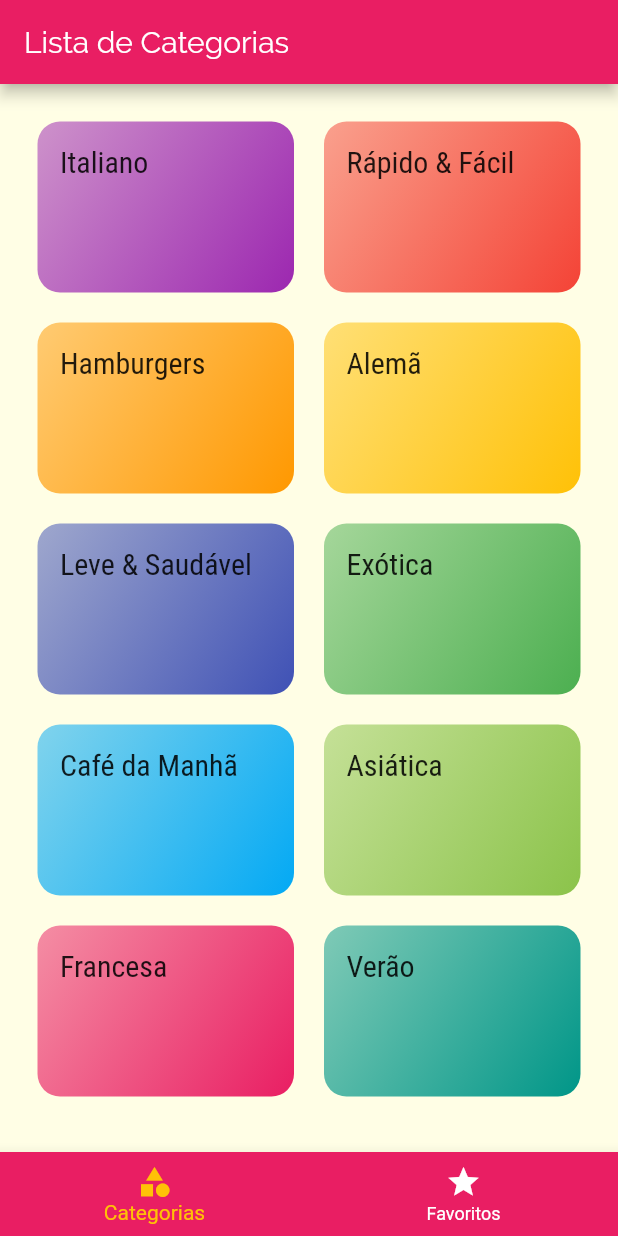
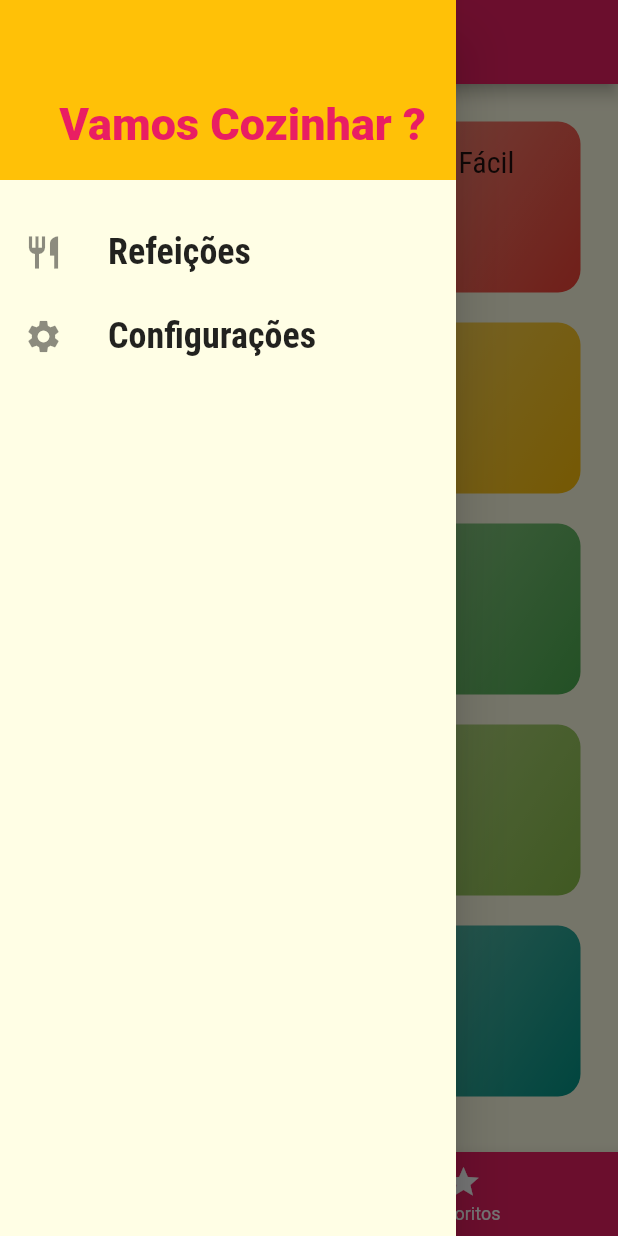
Before and after one commit to isaiasnas/recipes, a Flutter app: the screen it shows after launch, with the side drawer open (before the commit the screen has no drawer), on a phone screen of 412 x 824 dp. Run offline on Flutter 3.47's test engine with Material 2 defaults, Android fonts, the phone set to English and light mode, and no system bars.

Commit message:
inclusão de Drawer

```diff
--- /dev/null
+++ b/lib/components/main_drawer.dart
@@ -0,0 +1,50 @@
+import 'package:flutter/material.dart';
+
+class MainDrawer extends StatelessWidget {
+  Widget _createItem(IconData icon, String label) {
+    return ListTile(
+      leading: Icon(
+        icon,
+        size: 26,
+      ),
+      title: Text(
+        label,
+        style: TextStyle(
+          fontFamily: 'RobotoCondensed',
+          fontSize: 24,
+          fontWeight: FontWeight.bold,
+        ),
+      ),
+      onTap: (){
+
+      },
+    );
+  }
+
+  @override
+  Widget build(BuildContext context) {
+    return Drawer(
+        child: Column(
+      children: <Widget>[
+        Container(
+          height: 120,
+          width: double.infinity,
+          padding: const EdgeInsets.all(20),
+          color: Theme.of(context).accentColor,
+          alignment: Alignment.bottomRight,
+          child: Text(
+            'Vamos Cozinhar ?',
+            style: TextStyle(
+              fontWeight: FontWeight.w900,
+              fontSize: 30,
+              color: Theme.of(context).primaryColor,
+            ),
+          ),
+        ),
+        SizedBox(height: 20,),
+        _createItem(Icons.restaurant,'Refeições'),
+        _createItem(Icons.settings,'Configurações'),
+      ],
+    ));
+  }
+}
--- a/lib/screens/tabs_screen.dart
+++ b/lib/screens/tabs_screen.dart
@@ -1,4 +1,5 @@
 import 'package:flutter/material.dart';
+import 'package:meals/components/main_drawer.dart';
 import 'package:meals/screens/categories_screen.dart';
 import 'package:meals/screens/favorite_screen.dart';
 
@@ -10,8 +11,8 @@ class TabScreen extends StatefulWidget {
 class _TabScreenState extends State<TabScreen> {
   int _selectedScreenIndex = 0;
   final List<Map<String, Object>> _screens = [
-    {'title':'Lista de Categorias','screen': CategoriesScreen()},
-    {'title':'Meus Favoritos','screen': FavoriteScreen()}
+    {'title': 'Lista de Categorias', 'screen': CategoriesScreen()},
+    {'title': 'Meus Favoritos', 'screen': FavoriteScreen()}
   ];
 
   _selectScreen(int index) {
@@ -26,6 +27,7 @@ class _TabScreenState extends State<TabScreen> {
       appBar: AppBar(
         title: Text(_screens[_selectedScreenIndex]['title']),
       ),
+      drawer: MainDrawer(),
       body: _screens[_selectedScreenIndex]['screen'],
       bottomNavigationBar: BottomNavigationBar(
         onTap: _selectScreen,
```
